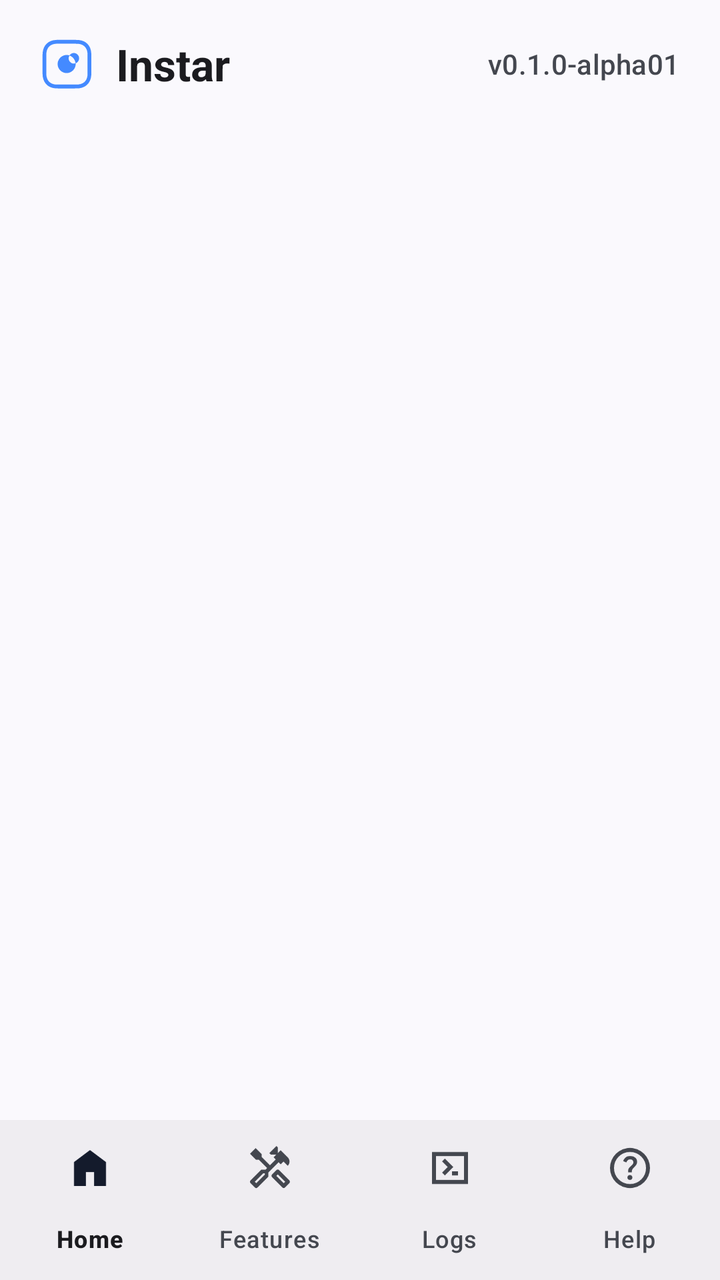
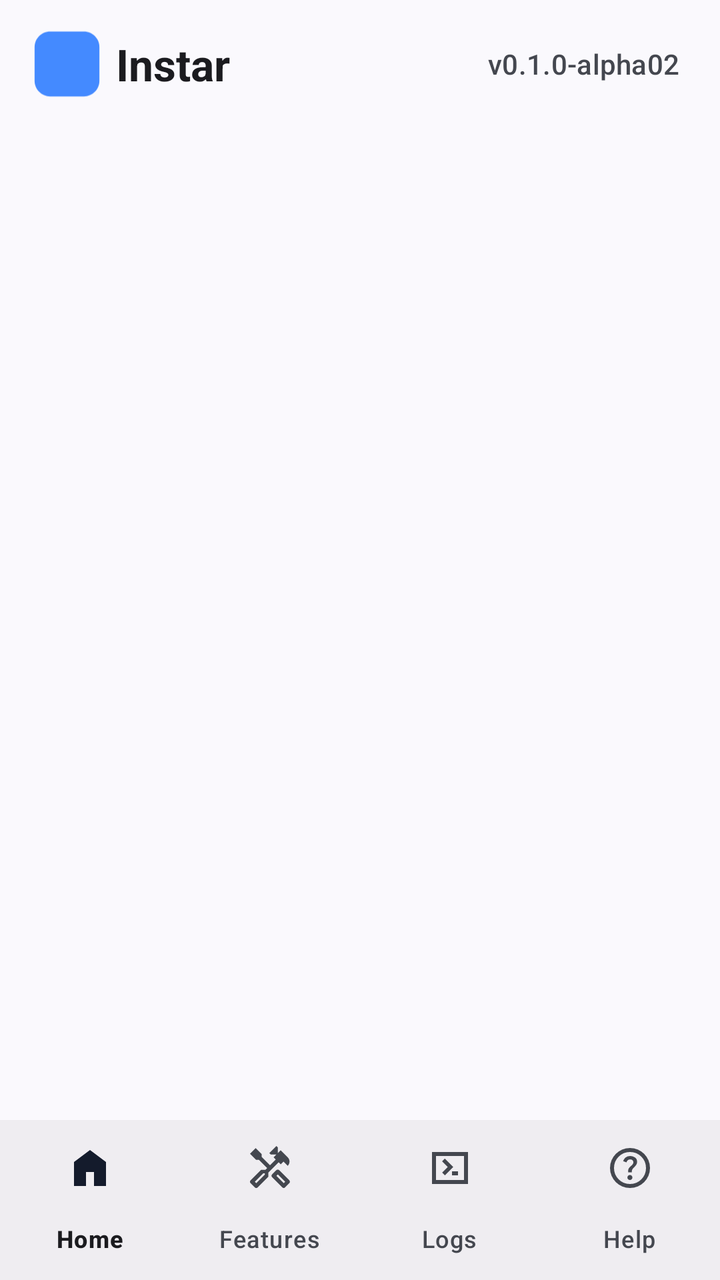

Before-and-after screenshots of an Android layout around one commit, followed by the original layout XML and the change that was made.
<!-- AndroidManifest.xml: application theme Theme.Instar -->
<!-- res/layout/activity_main.xml -->
<?xml version="1.0" encoding="utf-8"?>
<androidx.coordinatorlayout.widget.CoordinatorLayout xmlns:android="http://schemas.android.com/apk/res/android"
    xmlns:app="http://schemas.android.com/apk/res-auto"
    xmlns:tools="http://schemas.android.com/tools"
    android:id="@+id/main"
    android:layout_width="match_parent"
    android:layout_height="match_parent"
    android:background="?attr/colorSurface">

    <com.google.android.material.appbar.AppBarLayout
        android:layout_width="match_parent"
        android:layout_height="wrap_content"
        android:fitsSystemWindows="true"
        app:elevation="0dp"
        android:background="@android:color/transparent">

        <com.google.android.material.appbar.MaterialToolbar
            android:id="@+id/top_app_bar"
            android:layout_width="match_parent"
            android:layout_height="?attr/actionBarSize"
            android:background="?attr/colorSurface">

            <ImageView
                android:id="@+id/toolbar_title_image"
                android:layout_width="42dp"
                android:layout_height="42dp"
                android:layout_gravity="start|center_vertical"
                android:src="@drawable/ic_logo"
                android:contentDescription="App Logo"
                android:paddingEnd="7dp"
                android:adjustViewBounds="true"
                android:scaleType="fitCenter"
                app:tint="?attr/colorPrimary" />

            <TextView
                android:id="@+id/toolbar_title_name"
                android:layout_width="wrap_content"
                android:layout_height="wrap_content"
                android:layout_gravity="start|center_vertical"
                android:text="@string/app_name"
                android:textAppearance="?attr/textAppearanceTitleLarge"
                android:textStyle="bold"
                android:textColor="?attr/colorOnSurface" />

            <TextView
                android:id="@+id/toolbar_version"
                android:layout_width="wrap_content"
                android:layout_height="wrap_content"
                android:layout_gravity="end|center_vertical"
                android:layout_marginEnd="4dp"
                android:text="@string/version"
                android:textAppearance="?attr/textAppearanceLabelLarge"
                android:textColor="?attr/colorOnSurfaceVariant"
                android:paddingEnd="16dp"
                tools:ignore="RtlSymmetry" />
        </com.google.android.material.appbar.MaterialToolbar>
    </com.google.android.material.appbar.AppBarLayout>

    
    <FrameLayout
        android:id="@+id/fragment_container"
        android:layout_width="match_parent"
        android:layout_height="match_parent"
        app:layout_behavior="@string/appbar_scrolling_view_behavior"
        android:paddingBottom="82dp"
        android:clipToPadding="false" />

    <com.google.android.material.bottomnavigation.BottomNavigationView
        android:id="@+id/bottom_navigation"
        android:layout_width="match_parent"
        android:layout_height="wrap_content"
        android:layout_gravity="bottom"
        android:fitsSystemWindows="true"
        app:menu="@menu/bottom_navigation_menu"
        app:labelVisibilityMode="labeled"
        android:background="?attr/colorSurfaceContainer" />

</androidx.coordinatorlayout.widget.CoordinatorLayout>
<!-- resources referenced by this layout -->
<resources>
  <!-- drawable ic_logo: vector/xml drawable (drawable, 2910 chars, omitted) -->
  <string name="app_name">Instar</string>
  <string name="version" translatable="false">v0.1.0-alpha01</string>
  <style name="Theme.Instar" parent="Theme.Material3.DynamicColors.DayNight.NoActionBar">
          <item name="android:statusBarColor">?attr/colorSurface</item>
          <item name="android:windowLightStatusBar" tools:targetApi="23">true</item>
          <item name="android:navigationBarColor">?attr/colorSurfaceContainer</item>
  
          <item name="colorPrimary">@color/accent_blue</item>
          <item name="colorSecondary">@color/gray</item>
      </style>
  <color name="accent_blue">#448AFF</color>
  <color name="gray">#3C3C3C</color>
</resources>

<!-- the commit's change to res/layout/activity_main.xml (unified diff, before → after) -->
@@ -25,7 +25,7 @@
                 android:layout_width="42dp"
                 android:layout_height="42dp"
                 android:layout_gravity="start|center_vertical"
-                android:src="@drawable/ic_logo"
+                android:src="@drawable/ic_instagram_star"
                 android:contentDescription="App Logo"
                 android:paddingEnd="7dp"
                 android:adjustViewBounds="true"
<!-- resource entries referenced after the edit -->
@@ -1,8 +1,52 @@
 <!-- resources referenced by this layout -->
 <resources>
-  <!-- drawable ic_logo: vector/xml drawable (drawable, 2910 chars, omitted) -->
+  <!-- drawable ic_instagram_star (drawable) -->
+  <?xml version="1.0" encoding="utf-8"?>
+  <vector xmlns:android="http://schemas.android.com/apk/res/android"
+      xmlns:aapt="http://schemas.android.com/aapt"
+      android:width="108dp"
+      android:height="108dp"
+      android:viewportWidth="108"
+      android:viewportHeight="108">
+  
+      <path android:pathData="M28,4H80C93.255,4 104,14.745 104,28V80C104,93.255 93.255,104 80,104H28C14.745,104 4,93.255 4,80V28C4,14.745 14.745,4 28,4Z">
+          <aapt:attr name="android:fillColor">
+              <gradient
+                  android:centerX="28"
+                  android:centerY="108"
+                  android:gradientRadius="132"
+                  android:type="radial">
+                  <item android:color="#FFFFD600" android:offset="0.00" />
+                  <item android:color="#FFFF7A00" android:offset="0.22" />
+                  <item android:color="#FFFF0069" android:offset="0.48" />
+                  <item android:color="#FFD300C5" android:offset="0.73" />
+                  <item android:color="#FF7638FA" android:offset="1.00" />
+              </gradient>
+          </aapt:attr>
+      </path>
+  
+      <path
+          android:pathData="M40,21H68C78.493,21 87,29.507 87,40V68C87,78.493 78.493,87 68,87H40C29.507,87 21,78.493 21,68V40C21,29.507 29.507,21 40,21Z"
+          android:fillColor="@android:color/transparent"
+          android:strokeColor="#FFFFFFFF"
+          android:strokeWidth="6.4"
+          android:strokeLineCap="round"
+          android:strokeLineJoin="round" />
+  
+      <path
+          android:pathData="M54,37.5L59.555,47.355L70.643,49.592L62.75,57.843L64.286,69.158L54,64.2L43.714,69.158L45.25,57.843L37.357,49.592L48.445,47.355Z"
+          android:fillColor="@android:color/transparent"
+          android:strokeColor="#FFFFFFFF"
+          android:strokeWidth="6.4"
+          android:strokeLineCap="round"
+          android:strokeLineJoin="round" />
+  
+      <path
+          android:pathData="M78.5,34.5A4.5,4.5 0,1 1,69.5 34.5A4.5,4.5 0,1 1,78.5 34.5"
+          android:fillColor="#FFFFFFFF" />
+  </vector>
   <string name="app_name">Instar</string>
-  <string name="version" translatable="false">v0.1.0-alpha01</string>
+  <string name="version" translatable="false">v0.1.0-alpha02</string>
   <style name="Theme.Instar" parent="Theme.Material3.DynamicColors.DayNight.NoActionBar">
           <item name="android:statusBarColor">?attr/colorSurface</item>
           <item name="android:windowLightStatusBar" tools:targetApi="23">true</item>
